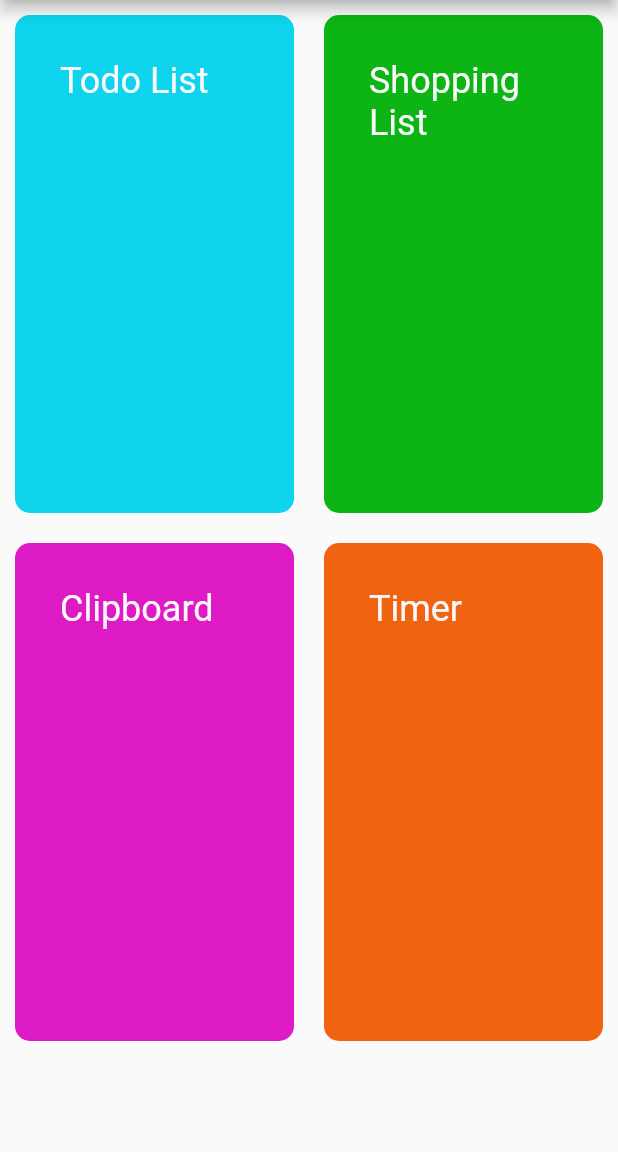
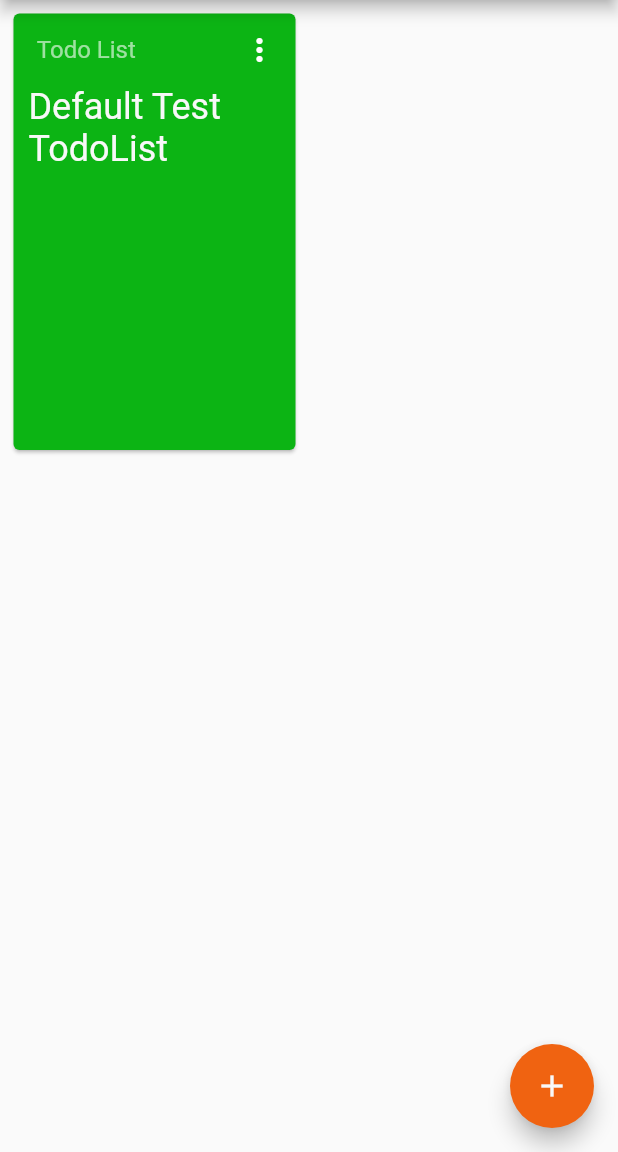
Before and after one commit to ylpoonlg/NoBrainer, a Flutter app: the screen it shows after launch, on a phone screen of 412 x 824 dp, the part 84-1236 px from its top. Run offline on Flutter 3.47's test engine with Material 2 defaults, Android fonts, the phone set to English and light mode, and no system bars; our stand-ins replace sqflite; accounts and stored records are empty.

Commit message:
Add Braincells Each braincell has a type of its own and route to corresponding page

```diff
--- /dev/null
+++ b/lib/src/HomePage/BraincellTile.dart
@@ -0,0 +1,97 @@
+import 'package:flutter/material.dart';
+import 'package:nobrainer/res/Theme/AppTheme.dart';
+
+class BraincellTile extends StatelessWidget {
+  String title, type;
+  Color color;
+  Widget page;
+
+  BraincellTile({
+    required this.title,
+    required this.color,
+    required this.page,
+    this.type = "",
+    Key? key,
+  }) : super(key: key);
+
+  void _editBraincell() {
+    debugPrint("Edit braincell");
+  }
+
+  void _deleteBraincell() {
+    debugPrint("Delete braincell");
+  }
+
+  @override
+  Widget build(BuildContext context) {
+    return Container(
+      margin: const EdgeInsets.all(5),
+      child: Card(
+        color: color,
+        child: InkWell(
+          splashColor: Colors.grey.withAlpha(20),
+          onTap: () {
+            Navigator.push(
+              context,
+              MaterialPageRoute(builder: (context) => page),
+            );
+          },
+          child: Column(
+            crossAxisAlignment: CrossAxisAlignment.start,
+            children: [
+              Row(
+                children: [
+                  Expanded(
+                    child: Text(
+                      "    " + type,
+                      style: const TextStyle(
+                        fontSize: 16,
+                        color: Colors.white60,
+                      ),
+                      overflow: TextOverflow.ellipsis,
+                      maxLines: 1,
+                    ),
+                  ),
+                  PopupMenuButton(
+                    onSelected: (value) {
+                      switch (value) {
+                        case "edit":
+                          _editBraincell();
+                          break;
+                        case "delete":
+                          _deleteBraincell();
+                          break;
+                      }
+                    },
+                    icon: const Icon(
+                      Icons.more_vert,
+                      color: Colors.white,
+                    ),
+                    itemBuilder: (context) {
+                      return const [
+                        PopupMenuItem(value: "edit", child: Text("Edit")),
+                        PopupMenuItem(value: "delete", child: Text("Delete")),
+                      ];
+                    },
+                  ),
+                ],
+              ),
+              Container(
+                margin: const EdgeInsets.only(left: 10, right: 10),
+                child: Text(
+                  title,
+                  style: TextStyle(
+                    fontSize: 24,
+                    color: AppTheme.color["white"],
+                  ),
+                  overflow: TextOverflow.ellipsis,
+                  maxLines: 2,
+                ),
+              ),
+            ],
+          ),
+        ),
+      ),
+    );
+  }
+}
--- a/lib/src/HomePage/HomePage.dart
+++ b/lib/src/HomePage/HomePage.dart
@@ -1,46 +1,133 @@
 import 'package:flutter/material.dart';
 import 'package:nobrainer/res/Theme/AppTheme.dart';
-import 'package:nobrainer/src/ClipPage/ClipPage.dart';
+import 'package:nobrainer/src/HomePage/BraincellTile.dart';
+import 'package:nobrainer/src/HomePage/ImportBraincell.dart';
+import 'package:nobrainer/src/HomePage/NewBraincell.dart';
 import 'package:nobrainer/src/SettingsHandler.dart';
 import 'package:nobrainer/src/SettingsPage/SettingsPage.dart';
 import 'package:nobrainer/src/ShopPage/ShopPage.dart';
-import 'package:nobrainer/src/TimerPage/TimerPage.dart';
 import 'package:nobrainer/src/TodoPage/TodoPage.dart';
 
 class HomePage extends StatefulWidget {
-  SettingsHandler sh;
-  HomePage({required this.sh, Key? key}) : super(key: key);
+  final SettingsHandler sh;
+  const HomePage({required this.sh, Key? key}) : super(key: key);
 
   @override
   State<HomePage> createState() => _HomePageState();
 }
 
 class _HomePageState extends State<HomePage> {
+  List<Map<String, dynamic>> braincells = [];
+  bool isExpandAddOptions = false;
+
+  _HomePageState() {
+    braincells.add({
+      "uuid": "TESTINGUUID",
+      "name": "Default Test TodoList",
+      "type": "todolist",
+      "imported": false,
+      "color": AppTheme.color["green"],
+    }); // For debug only
+  }
+
+  Map cellMap(cell) {
+    if (cell["type"] == "todolist") {
+      return {
+        "page": TodoPage(
+          uuid: cell["uuid"],
+        ),
+      };
+    } else if (cell["type"] == "shoplist") {
+      return {
+        "page": ShopPage(
+          uuid: cell["uuid"],
+        ),
+      };
+    } else {
+      return {
+        "page": TodoPage(
+          uuid: cell["uuid"],
+        ),
+      };
+    }
+  }
+
+  _newBraincell(cell) {
+    setState(() {
+      braincells.add(cell);
+    });
+  }
+
   List<Widget> getBraincellList() {
-    return [
-      ToolItem(
-        title: "Todo List",
-        color: AppTheme.color["cyan"],
-        page: TodoPage(
-          uuid: "tEst1ngUulD",
+    return braincells
+        .map(
+          (cell) => BraincellTile(
+            title: cell["name"],
+            type: typeLabel[cell["type"]] ?? "", // Get label name from value
+            color: cell["color"],
+            page: cellMap(cell)["page"],
+          ),
+        )
+        .toList();
+  }
+
+  /// Returns a list of floating action buttons.
+  ///
+  /// Controls the expansion of the add action buttons.
+  List<Widget> getFloatingActionButtons() {
+    List<Widget> items = [];
+    if (isExpandAddOptions) {
+      items.add(TextButton(
+        onPressed: () {
+          setState(() {
+            isExpandAddOptions = false;
+            Navigator.of(context).push(
+              MaterialPageRoute(
+                builder: (context) => NewBraincell(callback: _newBraincell),
+              ),
+            );
+          });
+        },
+        child: const Text("New Braincell"),
+        style: TextButton.styleFrom(
+          primary: AppTheme.color["white"],
+          backgroundColor: AppTheme.color["gray"],
         ),
+      ));
+      items.add(TextButton(
+        onPressed: () {
+          setState(() {
+            isExpandAddOptions = false;
+            Navigator.of(context).push(MaterialPageRoute(
+              builder: (context) => ImportBraincell(
+                callback: _newBraincell,
+              ),
+            ));
+          });
+        },
+        child: const Text("Import Braincell from cloud"),
+        style: TextButton.styleFrom(
+          primary: AppTheme.color["white"],
+          backgroundColor: AppTheme.color["gray"],
+        ),
+      ));
+    }
+    items.add(Container(
+      margin: const EdgeInsets.only(top: 15),
+      child: FloatingActionButton(
+        onPressed: () {
+          setState(() {
+            isExpandAddOptions = !isExpandAddOptions;
+          });
+        },
+        backgroundColor: AppTheme.color["accent-primary"],
+        foregroundColor: AppTheme.color["white"],
+        child: isExpandAddOptions
+            ? const Icon(Icons.close)
+            : const Icon(Icons.add),
       ),
-      ToolItem(
-        title: "Shopping List",
-        color: AppTheme.color["green"],
-        page: ShopPage(),
-      ),
-      ToolItem(
-        title: "Clipboard",
-        color: AppTheme.color["magenta"],
-        page: ClipPage(),
-      ),
-      ToolItem(
-        title: "Timer",
-        color: AppTheme.color["orange"],
-        page: TimerPage(),
-      )
-    ];
+    ));
+    return items;
   }
 
   @override
@@ -84,52 +171,18 @@ class _HomePageState extends State<HomePage> {
           ],
         ),
       ),
+      floatingActionButton: Wrap(
+        direction: Axis.vertical,
+        crossAxisAlignment: WrapCrossAlignment.end,
+        children: getFloatingActionButtons(),
+      ),
       body: Center(
         child: GridView.count(
           crossAxisCount: 2,
-          childAspectRatio: screenWidth / (screenHeight - 120),
+          childAspectRatio: 2 / 3,
           children: getBraincellList(),
         ),
       ),
     );
   }
 }
-
-class ToolItem extends StatelessWidget {
-  String title;
-  Color color;
-  Widget page;
-
-  ToolItem({
-    required this.title,
-    required this.color,
-    required this.page,
-    Key? key,
-  }) : super(key: key);
-
-  @override
-  Widget build(BuildContext context) {
-    return Container(
-      child: Material(
-        color: Colors.transparent,
-        child: InkWell(
-          onTap: () {
-            Navigator.push(
-              context,
-              MaterialPageRoute(builder: (context) => page),
-            );
-          },
-          child: Container(
-            padding: const EdgeInsets.all(30),
-            child: Text(title,
-                style: TextStyle(fontSize: 24, color: AppTheme.color["white"])),
-          ),
-        ),
-      ),
-      margin: const EdgeInsets.all(10),
-      decoration: BoxDecoration(
-          color: color,
-          borderRadius: const BorderRadius.all(Radius.circular(10))),
-    );
-  }
-}
--- a/lib/src/ShopPage/ShopPage.dart
+++ b/lib/src/ShopPage/ShopPage.dart
@@ -2,6 +2,10 @@ import 'package:flutter/material.dart';
 import 'package:nobrainer/res/Theme/AppTheme.dart';
 
 class ShopPage extends StatefulWidget {
+  final String uuid;
+
+  ShopPage({required String this.uuid});
+
   @override
   State<StatefulWidget> createState() => _ShopPageState();
 }
```
Also changed, not shown: lib/src/HomePage/ImportBraincell.dart (added, +100 -0 lines), lib/src/HomePage/NewBraincell.dart (added, +133 -0 lines).
